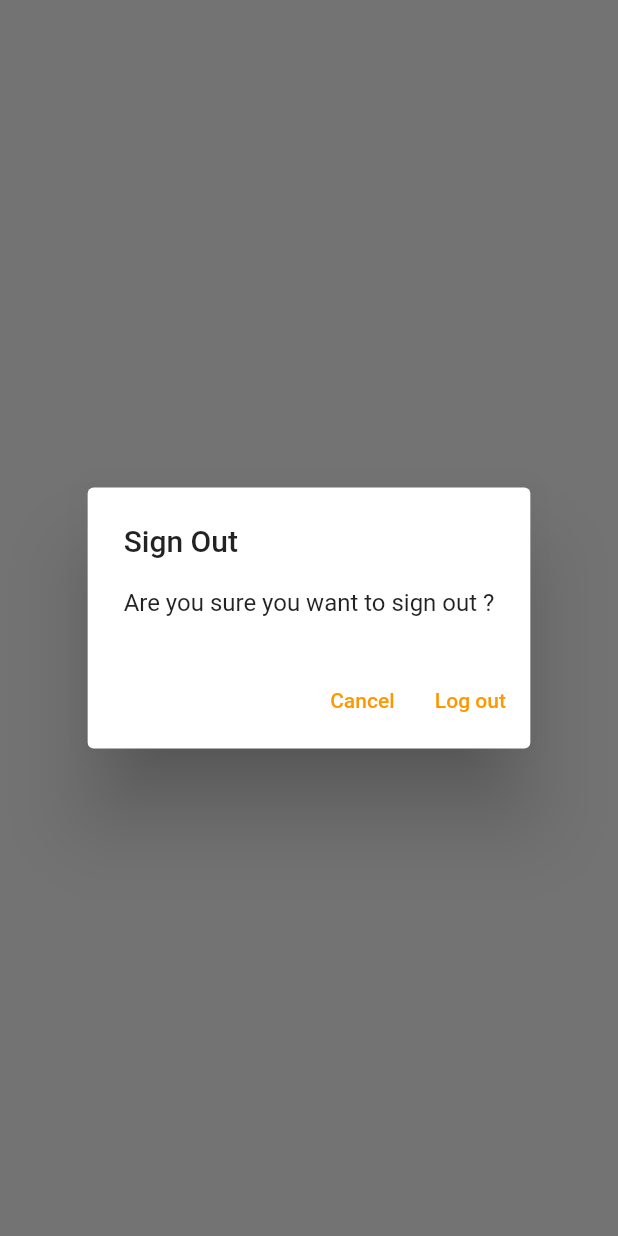
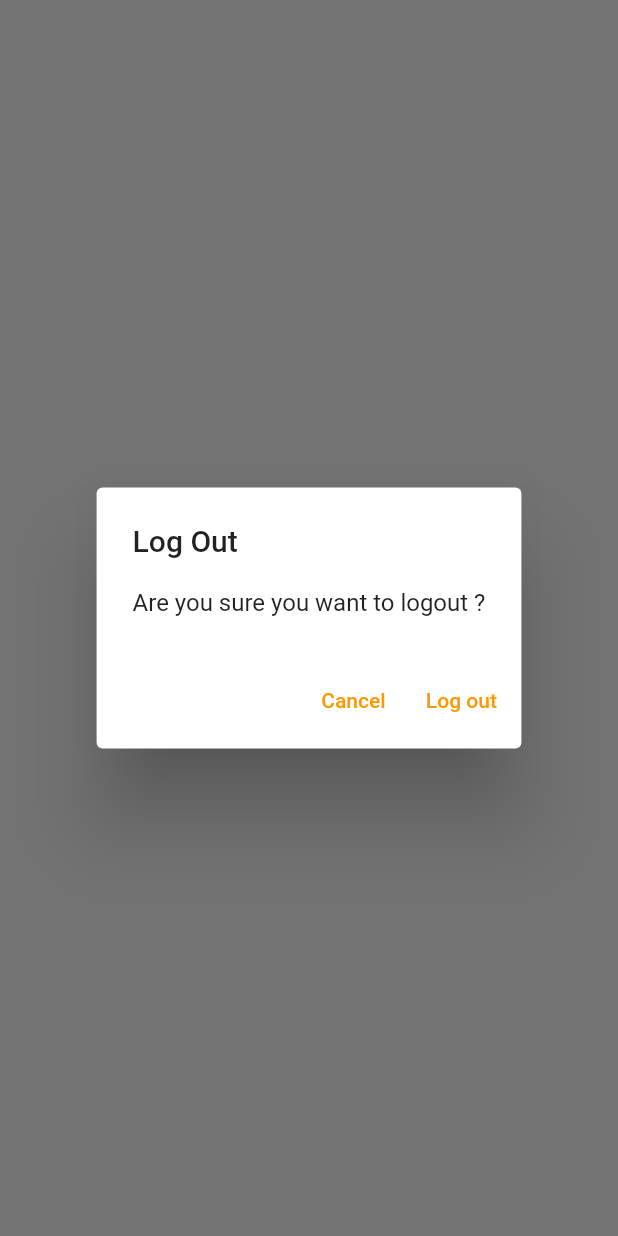
Before and after one commit to vivek-grokking/Flutter-Notes, a Flutter app: what showLogoutDialog() shows on an empty page, opened directly, on a phone screen of 412 x 824 dp. Run offline on Flutter 3.47's test engine with Material 2 defaults, Android fonts, the phone set to English and light mode, and no system bars; our stand-ins replace firebase_auth, firebase_core, sqflite; accounts and stored records are empty; network calls fail.

Commit message:
generic dialog

```diff
--- /dev/null
+++ b/lib/utilities/dialogues/generic_dialog.dart
@@ -0,0 +1,34 @@
+import 'package:flutter/material.dart';
+
+typedef DialogOptionBuilder<T> = Map<String, T?> Function();
+
+Future<T?> showGenericDialog<T>({
+  required BuildContext context,
+  required String title,
+  required String content,
+  required DialogOptionBuilder optionsBuilder,
+}) {
+  final options = optionsBuilder();
+  return showDialog<T>(
+    context: context,
+    builder: (context) {
+      return AlertDialog(
+        title: Text(title),
+        content: Text(content),
+        actions: options.keys.map((optionTitle) {
+          final value = options[optionTitle];
+          return TextButton(
+            onPressed: () {
+              if (value != null) {
+                Navigator.of(context).pop(value);
+              } else {
+                Navigator.of(context).pop();
+              }
+            },
+            child: Text(optionTitle),
+          );
+        }).toList(),
+      );
+    },
+  );
+}
--- /dev/null
+++ b/lib/utilities/dialogues/logout_dialog.dart
@@ -0,0 +1,14 @@
+import 'package:flutter/material.dart';
+import 'package:mynotes/utilities/dialogues/generic_dialog.dart';
+
+Future<bool> showLogoutDialog(BuildContext context) {
+  return showGenericDialog(
+    context: context,
+    title: 'Log Out',
+    content: 'Are you sure you want to logout ?',
+    optionsBuilder: () => {
+      'Cancel': false,
+      'Log out': true,
+    },
+  ).then((value) => value ?? false);
+}
--- a/lib/views/notes/new_notes.dart
+++ b/lib/views/notes/new_notes.dart
@@ -48,7 +48,7 @@ class _NewNotesViewState extends State<NewNotesView> {
       return existingNote;
     }
     final currentUser = AuthService.firebase().currentUser!;
-    final email = currentUser.email!;
+    final email = currentUser.email;
     final owner = await _notesService.getOrCreateUser(email: email);
     return await _notesService.createNote(owner: owner);
   }
--- a/lib/views/notes/notes_view.dart
+++ b/lib/views/notes/notes_view.dart
@@ -2,6 +2,7 @@ import 'package:flutter/material.dart';
 import 'package:mynotes/services/auth/auth_service.dart';
 import 'package:mynotes/services/crud/database_note.dart';
 import 'package:mynotes/services/crud/notes_service.dart';
+import 'package:mynotes/views/notes/notes_list_view.dart';
 
 import '../../constants/routes.dart';
 import '../../enums/menu_action.dart';
@@ -14,7 +15,7 @@ class NotesView extends StatefulWidget {
 }
 
 class _NotesViewState extends State<NotesView> {
-  String get userEmail => AuthService.firebase().currentUser!.email!;
+  String get userEmail => AuthService.firebase().currentUser!.email;
   late final NotesService _notesService;
 
   @override
@@ -74,19 +75,10 @@ class _NotesViewState extends State<NotesView> {
                           if (snapshot.hasData) {
                             final allNotes =
                                 snapshot.data as List<DatabaseNote>;
-                            return ListView.builder(
-                                itemCount: allNotes.length,
-                                itemBuilder: (context, index) {
-                                  final currentNote = allNotes[index];
-                                  return ListTile(
-                                    title: Text(
-                                      currentNote.text,
-                                      maxLines: 1,
-                                      softWrap: true,
-                                      overflow: TextOverflow.ellipsis,
-                                    ),
-                                  );
-                                });
+                            return NotesListView(
+                              notes: allNotes,
+                              onDeleteNote: onDeleteNote,
+                            );
                           } else {
                             return const CircularProgressIndicator();
                           }
@@ -101,26 +93,3 @@ class _NotesViewState extends State<NotesView> {
     );
   }
 }
-
-Future<bool> showLogoutDialog(BuildContext context) {
-  return showDialog(
-      context: context,
-      builder: (context) {
-        return AlertDialog(
-          title: const Text('Sign Out'),
-          content: const Text('Are you sure you want to sign out ?'),
-          actions: [
-            TextButton(
-                onPressed: () {
-                  Navigator.of(context).pop(false);
-                },
-                child: const Text('Cancel')),
-            TextButton(
-                onPressed: () {
-                  Navigator.of(context).pop(true);
-                },
-                child: const Text('Log out')),
-          ],
-        );
-      }).then((value) => value ?? false);
-}
```
Also changed, not shown: lib/services/auth/auth_user.dart (+5 -2 lines), lib/utilities/dialogues/show_error_dialog.dart (added, +13 -0 lines), lib/utilities/show_error_dialog.dart (deleted, +0 -23 lines), lib/views/notes/notes_list_view.dart (added, +43 -0 lines), 1 other file.
